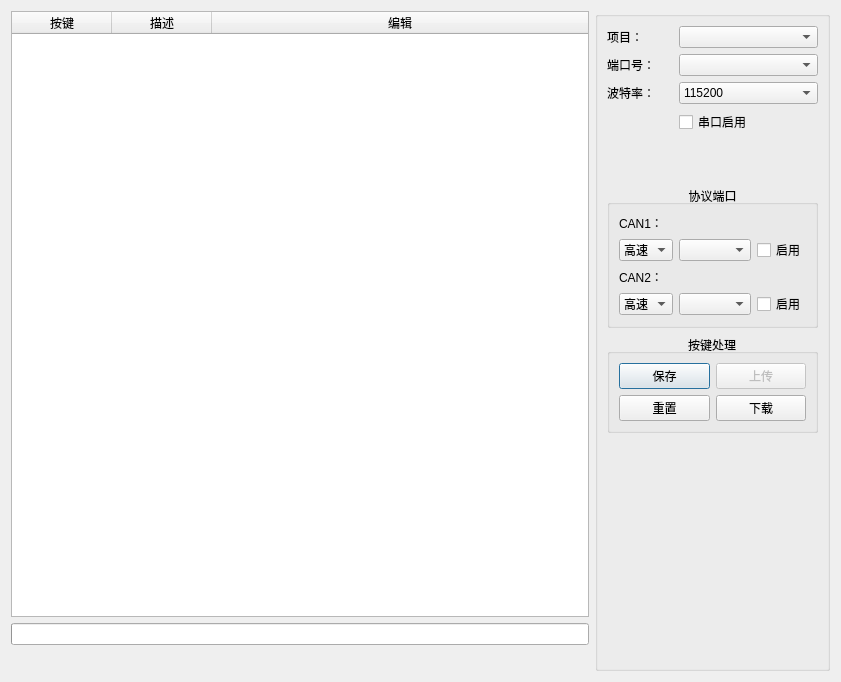
Before: the Qt Designer form SubWidget/reshardware.ui in RoadRover-AutoTest/QtDemo, drawn with Qt 5.
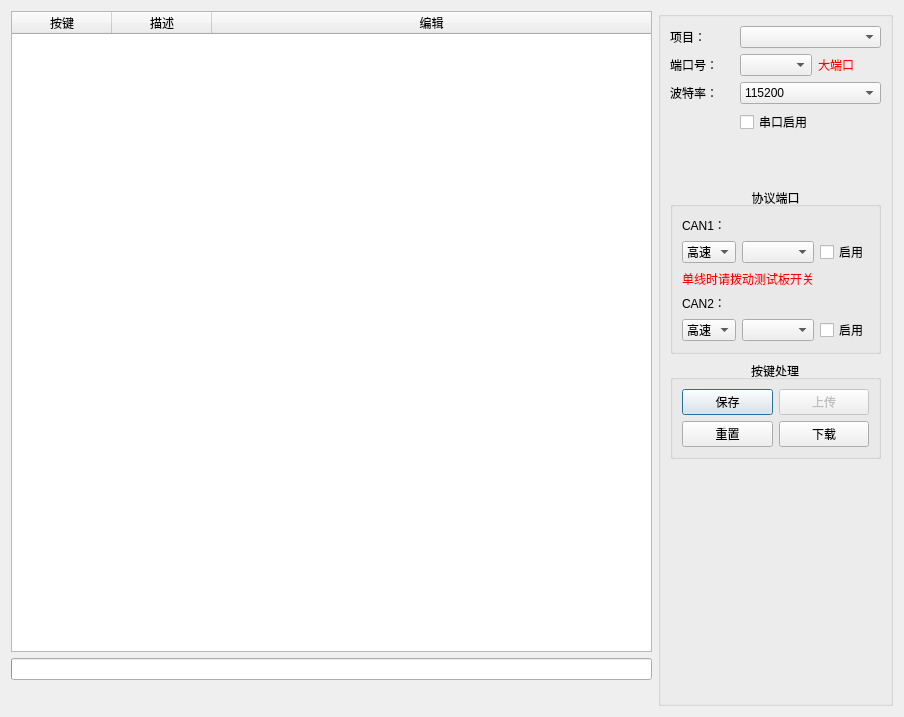
After: the same form once the commit is applied.

Commit message: 20190401:上传优化修改

The edit to the form file:
```diff
--- a/SubWidget/reshardware.ui
+++ b/SubWidget/reshardware.ui
@@ -6,8 +6,8 @@
    <rect>
     <x>0</x>
     <y>0</y>
-    <width>841</width>
-    <height>682</height>
+    <width>904</width>
+    <height>717</height>
    </rect>
   </property>
   <property name="windowTitle">
@@ -68,119 +68,7 @@
       <string/>
      </property>
      <layout class="QGridLayout" name="gridLayout_3">
-      <item row="4" column="1">
-       <spacer name="verticalSpacer_2">
-        <property name="orientation">
-         <enum>Qt::Vertical</enum>
-        </property>
-        <property name="sizeHint" stdset="0">
-         <size>
-          <width>20</width>
-          <height>40</height>
-         </size>
-        </property>
-       </spacer>
-      </item>
-      <item row="0" column="0">
-       <widget class="QLabel" name="label">
-        <property name="text">
-         <string>项目：</string>
-        </property>
-       </widget>
-      </item>
-      <item row="1" column="1" colspan="2">
-       <widget class="QComboBox" name="comboBox_COM"/>
-      </item>
-      <item row="2" column="0">
-       <widget class="QLabel" name="label_3">
-        <property name="text">
-         <string>波特率：</string>
-        </property>
-       </widget>
-      </item>
-      <item row="2" column="1" colspan="2">
-       <widget class="QComboBox" name="comboBox_BAUD">
-        <item>
-         <property name="text">
-          <string>115200</string>
-         </property>
-        </item>
-        <item>
-         <property name="text">
-          <string>57600</string>
-         </property>
-        </item>
-        <item>
-         <property name="text">
-          <string>38400</string>
-         </property>
-        </item>
-        <item>
-         <property name="text">
-          <string>19200</string>
-         </property>
-        </item>
-        <item>
-         <property name="text">
-          <string>14400</string>
-         </property>
-        </item>
-        <item>
-         <property name="text">
-          <string>9600</string>
-         </property>
-        </item>
-        <item>
-         <property name="text">
-          <string>4800</string>
-         </property>
-        </item>
-       </widget>
-      </item>
-      <item row="8" column="0">
-       <spacer name="verticalSpacer_3">
-        <property name="orientation">
-         <enum>Qt::Vertical</enum>
-        </property>
-        <property name="sizeHint" stdset="0">
-         <size>
-          <width>20</width>
-          <height>40</height>
-         </size>
-        </property>
-       </spacer>
-      </item>
-      <item row="3" column="1" colspan="2">
-       <widget class="QCheckBox" name="checkBoxENUart">
-        <property name="text">
-         <string>串口启用</string>
-        </property>
-       </widget>
-      </item>
-      <item row="0" column="1" colspan="2">
-       <widget class="QComboBox" name="comboBox_itemName">
-        <property name="minimumSize">
-         <size>
-          <width>100</width>
-          <height>0</height>
-         </size>
-        </property>
-       </widget>
-      </item>
-      <item row="9" column="0">
-       <spacer name="verticalSpacer_4">
-        <property name="orientation">
-         <enum>Qt::Vertical</enum>
-        </property>
-        <property name="sizeHint" stdset="0">
-         <size>
-          <width>20</width>
-          <height>40</height>
-         </size>
-        </property>
-       </spacer>
-      </item>
-      <item row="10" column="0">
+      <item row="11" column="0">
        <spacer name="verticalSpacer_5">
         <property name="orientation">
          <enum>Qt::Vertical</enum>
@@ -193,8 +81,60 @@
         </property>
        </spacer>
       </item>
-      <item row="7" column="0">
-       <spacer name="verticalSpacer">
+      <item row="7" column="0" colspan="3">
+       <widget class="QGroupBox" name="groupBox_3">
+        <property name="title">
+         <string>按键处理</string>
+        </property>
+        <property name="alignment">
+         <set>Qt::AlignCenter</set>
+        </property>
+        <property name="flat">
+         <bool>true</bool>
+        </property>
+        <layout class="QGridLayout" name="gridLayout">
+         <item row="0" column="0">
+          <widget class="QPushButton" name="pushButtonSave">
+           <property name="text">
+            <string>保存</string>
+           </property>
+          </widget>
+         </item>
+         <item row="0" column="1">
+          <widget class="QPushButton" name="pushButton_inDat">
+           <property name="enabled">
+            <bool>false</bool>
+           </property>
+           <property name="toolTip">
+            <string>读取小板中当前按键信息，导入到列表中</string>
+           </property>
+           <property name="text">
+            <string>上传</string>
+           </property>
+          </widget>
+         </item>
+         <item row="1" column="0">
+          <widget class="QPushButton" name="pushButton_reset">
+           <property name="text">
+            <string>重置</string>
+           </property>
+          </widget>
+         </item>
+         <item row="1" column="1">
+          <widget class="QPushButton" name="pushButton_outDat">
+           <property name="toolTip">
+            <string>将按键信息导出到测试小板，同时保存文件中</string>
+           </property>
+           <property name="text">
+            <string>下载</string>
+           </property>
+          </widget>
+         </item>
+        </layout>
+       </widget>
+      </item>
+      <item row="12" column="0">
+       <spacer name="verticalSpacer_6">
         <property name="orientation">
          <enum>Qt::Vertical</enum>
         </property>
@@ -206,14 +146,7 @@
         </property>
        </spacer>
       </item>
-      <item row="1" column="0">
-       <widget class="QLabel" name="label_4">
-        <property name="text">
-         <string>端口号：</string>
-        </property>
-       </widget>
-      </item>
-      <item row="5" column="0" colspan="3">
+      <item row="6" column="0" colspan="3">
        <widget class="QGroupBox" name="groupBox_2">
         <property name="title">
          <string>协议端口</string>
@@ -282,63 +215,38 @@
            </property>
           </widget>
          </item>
-        </layout>
-       </widget>
-      </item>
-      <item row="6" column="0" colspan="3">
-       <widget class="QGroupBox" name="groupBox_3">
-        <property name="title">
-         <string>按键处理</string>
-        </property>
-        <property name="alignment">
-         <set>Qt::AlignCenter</set>
-        </property>
-        <property name="flat">
-         <bool>true</bool>
-        </property>
-        <layout class="QGridLayout" name="gridLayout">
-         <item row="0" column="0">
-          <widget class="QPushButton" name="pushButtonSave">
-           <property name="text">
-            <string>保存</string>
+         <item row="2" column="0" colspan="3">
+          <widget class="QLabel" name="label_5">
+           <property name="styleSheet">
+            <string notr="true">color: rgb(255, 0, 0);</string>
            </property>
-          </widget>
-         </item>
-         <item row="0" column="1">
-          <widget class="QPushButton" name="pushButton_inDat">
-           <property name="enabled">
-            <bool>false</bool>
-           </property>
-           <property name="toolTip">
-            <string>读取小板中当前按键信息，导入到列表中</string>
-           </property>
            <property name="text">
-            <string>上传</string>
+            <string>单线时请拨动测试板开关</string>
            </property>
           </widget>
          </item>
-         <item row="1" column="0">
-          <widget class="QPushButton" name="pushButton_reset">
-           <property name="text">
-            <string>重置</string>
-           </property>
-          </widget>
-         </item>
-         <item row="1" column="1">
-          <widget class="QPushButton" name="pushButton_outDat">
-           <property name="toolTip">
-            <string>将按键信息导出到测试小板，同时保存文件中</string>
-           </property>
-           <property name="text">
-            <string>下载</string>
-           </property>
-          </widget>
-         </item>
         </layout>
        </widget>
       </item>
-      <item row="11" column="0">
-       <spacer name="verticalSpacer_6">
+      <item row="1" column="0">
+       <widget class="QLabel" name="label_4">
+        <property name="text">
+         <string>端口号：</string>
+        </property>
+       </widget>
+      </item>
+      <item row="0" column="1" colspan="2">
+       <widget class="QComboBox" name="comboBox_itemName">
+        <property name="minimumSize">
+         <size>
+          <width>100</width>
+          <height>0</height>
+         </size>
+        </property>
+       </widget>
+      </item>
+      <item row="8" column="0">
+       <spacer name="verticalSpacer">
         <property name="orientation">
          <enum>Qt::Vertical</enum>
         </property>
@@ -350,6 +258,118 @@
         </property>
        </spacer>
       </item>
+      <item row="10" column="0">
+       <spacer name="verticalSpacer_4">
+        <property name="orientation">
+         <enum>Qt::Vertical</enum>
+        </property>
+        <property name="sizeHint" stdset="0">
+         <size>
+          <width>20</width>
+          <height>40</height>
+         </size>
+        </property>
+       </spacer>
+      </item>
+      <item row="0" column="0">
+       <widget class="QLabel" name="label">
+        <property name="text">
+         <string>项目：</string>
+        </property>
+       </widget>
+      </item>
+      <item row="4" column="1" colspan="2">
+       <widget class="QCheckBox" name="checkBoxENUart">
+        <property name="text">
+         <string>串口启用</string>
+        </property>
+       </widget>
+      </item>
+      <item row="9" column="0">
+       <spacer name="verticalSpacer_3">
+        <property name="orientation">
+         <enum>Qt::Vertical</enum>
+        </property>
+        <property name="sizeHint" stdset="0">
+         <size>
+          <width>20</width>
+          <height>40</height>
+         </size>
+        </property>
+       </spacer>
+      </item>
+      <item row="3" column="1" colspan="2">
+       <widget class="QComboBox" name="comboBox_BAUD">
+        <item>
+         <property name="text">
+          <string>115200</string>
+         </property>
+        </item>
+        <item>
+         <property name="text">
+          <string>57600</string>
+         </property>
+        </item>
+        <item>
+         <property name="text">
+          <string>38400</string>
+         </property>
+        </item>
+        <item>
+         <property name="text">
+          <string>19200</string>
+         </property>
+        </item>
+        <item>
+         <property name="text">
+          <string>14400</string>
+         </property>
+        </item>
+        <item>
+         <property name="text">
+          <string>9600</string>
+         </property>
+        </item>
+        <item>
+         <property name="text">
+          <string>4800</string>
+         </property>
+        </item>
+       </widget>
+      </item>
+      <item row="3" column="0">
+       <widget class="QLabel" name="label_3">
+        <property name="text">
+         <string>波特率：</string>
+        </property>
+       </widget>
+      </item>
+      <item row="5" column="1">
+       <spacer name="verticalSpacer_2">
+        <property name="orientation">
+         <enum>Qt::Vertical</enum>
+        </property>
+        <property name="sizeHint" stdset="0">
+         <size>
+          <width>20</width>
+          <height>40</height>
+         </size>
+        </property>
+       </spacer>
+      </item>
+      <item row="1" column="1">
+       <widget class="QComboBox" name="comboBox_COM"/>
+      </item>
+      <item row="1" column="2">
+       <widget class="QLabel" name="label_6">
+        <property name="styleSheet">
+         <string notr="true">color: rgb(255, 0, 0);</string>
+        </property>
+        <property name="text">
+         <string>大端口</string>
+        </property>
+       </widget>
+      </item>
      </layout>
     </widget>
    </item>
```
The commit also changes 7 other files.
